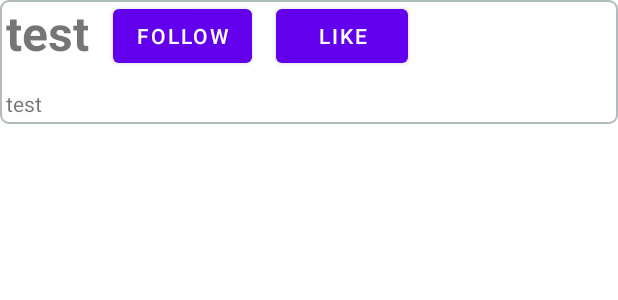
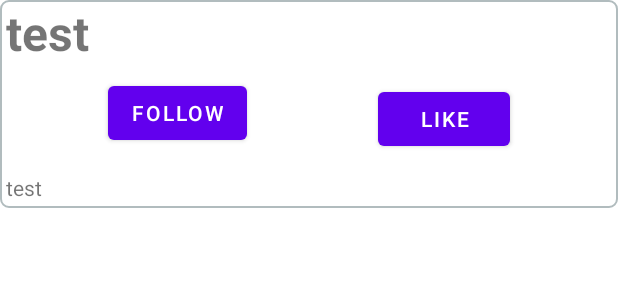
Before and after one commit to bellato-filippo/Twitter, an Android app: the layout list_post.xml on its own in the app's theme, with its tools: preview values and no code run, on a phone screen of 412 x 824 dp. Shown: the top 300 px of the screen. Run offline under Robolectric (Android 15) with nearby library versions, the phone set to English and light mode, and no system bars.

Commit message:
post is now beautiful

```diff
--- a/app/src/main/res/layout/list_post.xml
+++ b/app/src/main/res/layout/list_post.xml
@@ -19,7 +19,7 @@
 
         app:layout_constraintTop_toTopOf="parent"
         app:layout_constraintLeft_toLeftOf="parent"
-        app:layout_constraintRight_toLeftOf="@id/followButton"
+        app:layout_constraintBottom_toTopOf="@id/followButton"
         />
 
     <Button
@@ -27,10 +27,11 @@
         android:layout_width="wrap_content"
         android:layout_height="wrap_content"
         android:text="Follow"
-        android:layout_marginLeft="16dp"
 
-        app:layout_constraintLeft_toRightOf="@id/postUser"
-        app:layout_constraintTop_toTopOf="parent"
+        app:layout_constraintTop_toBottomOf="@id/postUser"
+        app:layout_constraintLeft_toLeftOf="parent"
+        app:layout_constraintRight_toLeftOf="@id/likeButton"
+        app:layout_constraintBottom_toTopOf="@id/postText"
         />
 
     <Button
@@ -40,8 +41,11 @@
         android:text="Like"
         android:layout_marginLeft="16dp"
 
-        app:layout_constraintTop_toTopOf="parent"
+        app:layout_constraintTop_toBottomOf="@id/postUser"
         app:layout_constraintLeft_toRightOf="@id/followButton"
+        app:layout_constraintRight_toRightOf="parent"
+        app:layout_constraintBottom_toTopOf="@id/postText"
+
         />
 
     <TextView
@@ -54,7 +58,7 @@
         android:layout_marginRight="4dp"
         android:layout_marginBottom="4dp"
 
-        app:layout_constraintTop_toBottomOf="@id/postUser"
+        app:layout_constraintTop_toBottomOf="@id/followButton"
         app:layout_constraintLeft_toLeftOf="parent"
         app:layout_constraintRight_toRightOf="parent"
         app:layout_constraintBottom_toBottomOf="parent"
```
